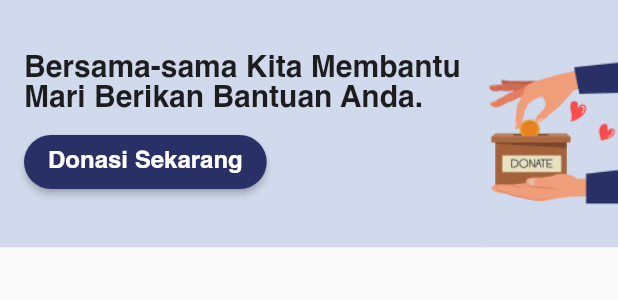
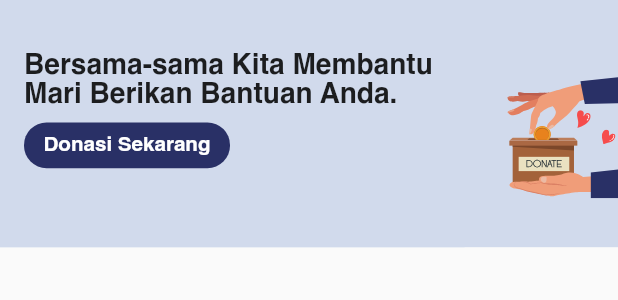
Before and after one commit to Capstone-Alterra/flutter-raih-peduli, a Flutter app: the HeaderWidget widget shown alone on an empty page, opened directly, on a phone screen of 412 x 824 dp. Shown: the top 300 px of the screen. Run offline on Flutter 3.47's test engine with Material 3 defaults, Android fonts, the phone set to English and light mode, and no system bars; our stand-ins replace dio, email_validator, flutter_otp_text_field, flutter_svg, quickalert, shared_preferences; accounts and stored records are empty; network calls fail; statements that could not run were skipped.

Commit message:
membuat responsive

```diff
--- a/lib/main.dart
+++ b/lib/main.dart
@@ -5,7 +5,6 @@ import 'package:flutter_raih_peduli/screen/view_model/view_model_fundraises.dart
 import 'package:flutter_raih_peduli/screen/view_model/view_model_homescreeen.dart';
 import 'package:flutter_raih_peduli/screen/view_model/view_model_profile.dart';
 import 'package:provider/provider.dart';
-// import 'package:flutter_raih_peduli/screen/view/onboarding/onboarding_view.dart';
 import 'package:flutter_raih_peduli/screen/view_model/view_model_forget_password.dart';
 import 'package:flutter_raih_peduli/screen/view_model/view_model_onboarding.dart';
 import 'package:flutter_raih_peduli/screen/view_model/view_model_signup.dart';
@@ -18,7 +17,9 @@ void main() async {
   final signInViewModel = SignInViewModel();
   final chatBotViewModel = ChatbotService();
   final newsViewModel = NewsViewModel();
+  final fundraiseViewModel = FundraisesViewModel();
   runApp(const MyApp());
+  await fundraiseViewModel.fetchAllFundraises();
   await newsViewModel.fetchAllNews();
   await signInViewModel.checkSharedPreferences();
   await chatBotViewModel.fetchApiKey();
@@ -52,7 +53,6 @@ class MyApp extends StatelessWidget {
           ),
           debugShowCheckedModeBanner: false,
           home: const SplashScreen(),
-          //  const Onbording(),
         ));
   }
 }
--- a/lib/screen/view/home/home_listview.dart
+++ b/lib/screen/view/home/home_listview.dart
@@ -105,7 +105,7 @@ class _HomeListViewBuilderState extends State<HomeListViewBuilder> {
                   const Text(
                     'Jadilah Relawan Sosial',
                     style: TextStyle(
-                      fontSize: 18,
+                      fontSize: 16,
                       fontWeight: FontWeight.bold,
                       fontFamily: 'Helvetica',
                     ),
@@ -121,6 +121,7 @@ class _HomeListViewBuilderState extends State<HomeListViewBuilder> {
             ),
           ],
         ),
+        const SizedBox(height: 2.5),
         SizedBox(
           height: 260, // Set a reasonable height
           child: ListView.builder(
--- a/lib/screen/view/signin_dan_signup/sign_in.dart
+++ b/lib/screen/view/signin_dan_signup/sign_in.dart
@@ -176,10 +176,12 @@ class _SignInState extends State<SignIn> {
                                     if (viewModel.formKeySignin.currentState!
                                         .validate()) {
                                       await viewModel.signIn();
-                                      await viewModel.saveDataSharedPreferences(
-                                          );
-                                      viewModel.logindata
-                                          .setBool('login', false);
+                                      await viewModel
+                                          .saveDataSharedPreferences();
+                                      if (viewModel.rememberMe != false) {
+                                        viewModel.logindata
+                                            .setBool('login', false);
+                                      }
                                       Navigator.of(context).pushAndRemoveUntil(
                                         MaterialPageRoute(
                                           builder: (context) =>
--- a/lib/screen/view/widgets/homescreen/header_widget.dart
+++ b/lib/screen/view/widgets/homescreen/header_widget.dart
@@ -1,64 +1,71 @@
 import 'package:flutter/material.dart';
 import 'package:flutter_raih_peduli/theme.dart';
+import 'package:flutter_svg/svg.dart';
 
 class HeaderWidget extends StatelessWidget {
   const HeaderWidget({super.key});
 
   @override
   Widget build(BuildContext context) {
+    final mediaQuery = MediaQuery.of(context).size;
     return Container(
-      width: MediaQuery.of(context).size.width,
-      height: MediaQuery.of(context).size.height / 5,
+      width: mediaQuery.width,
+      height: mediaQuery.height / 5,
       color: AppTheme.secondaryColor,
       child: Stack(
         children: [
           Positioned(
-            top: 0,
+            top: mediaQuery.height / 20,
             right: 0,
-            bottom: 20,
-            child: Image.asset(
-              'assets/home_bg.png',
-              width: 120,
-              height: 120,
-              fit: BoxFit.cover,
+            child: SvgPicture.asset(
+              'assets/home_bg.svg',
+              height: mediaQuery.width / 4,
+              width: mediaQuery.width / 4,
             ),
           ),
           Container(
+            width: MediaQuery.of(context).size.width / 1.33,
             color: AppTheme.secondaryColor,
             padding: const EdgeInsets.all(16.0),
             child: Column(
               crossAxisAlignment: CrossAxisAlignment.start,
               children: [
-                const SizedBox(height: 20),
-                const Text(
+                SizedBox(height: mediaQuery.height / 42),
+                Text(
                   'Bersama-sama Kita Membantu\nMari Berikan Bantuan Anda.',
                   style: TextStyle(
                     fontFamily: 'Helvetica',
-                    fontSize: 20.0,
+                    fontSize: mediaQuery.width / 22,
                     fontWeight: FontWeight.bold,
                   ),
                 ),
                 const SizedBox(height: 8.0),
-                ElevatedButton(
-                  onPressed: () {
-                    // Aksi ketika tombol "Donasi Sekarang" ditekan
-                  },
-                  style: ElevatedButton.styleFrom(
-                    backgroundColor: AppTheme.primaryColor,
-                    shape: RoundedRectangleBorder(
-                      borderRadius: BorderRadius.circular(25.0),
+                GestureDetector(
+                  onTap: () {},
+                  child: Container(
+                    height: mediaQuery.height / 27,
+                    width: mediaQuery.width / 3,
+                    decoration: const BoxDecoration(
+                      color: AppTheme.primaryColor,
+                      borderRadius: BorderRadius.all(
+                        Radius.circular(
+                          15.0,
                         ),
                       ),
-                  child: const Text(
+                    ),
+                    child: Center(
+                      child: Text(
                         'Donasi Sekarang',
                         style: TextStyle(
                           color: Colors.white,
                           fontFamily: 'Helvetica',
-                    fontSize: 16,
-                    fontWeight: FontWeight.bold
+                          fontSize: mediaQuery.width / 30,
+                          fontWeight: FontWeight.bold,
                         ),
                       ),
                     ),
+                  ),
+                )
               ],
             ),
           ),
--- a/lib/screen/view_model/view_model_fundraises.dart
+++ b/lib/screen/view_model/view_model_fundraises.dart
@@ -7,6 +7,10 @@ class FundraisesViewModel with ChangeNotifier {
   ModelFundraises? modelFundraises;
   final service = FundraisesService();
   bool isLoading = false;
+
+  FundraisesViewModel(){
+    fetchAllFundraises();
+  }
 
   Future fetchAllFundraises() async {
     try {
```
Lines whose indentation alone changed are shown as unchanged.
